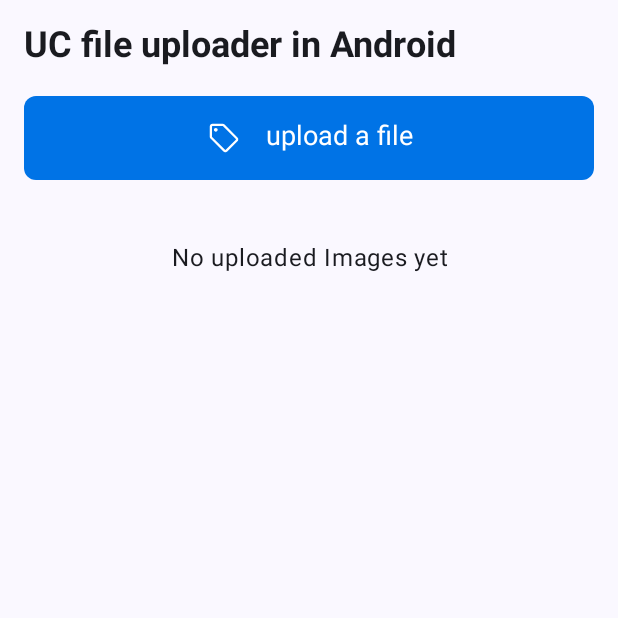
After one commit to massimo-syntax/ShoppingApp, an Android app built with Jetpack Compose: the UploadSinglePictureScreen screen opened through its navigation route, on a phone screen of 412 x 824 dp, the top half of it. The commit adds this screen. Run offline under Robolectric (Android 15) with nearby library versions, the phone set to English and light mode, and no system bars; our stand-ins replace Firebase (no records; nobody signed in at launch, a user with empty details on screens opened directly); libraries missing offline, so code that uses them is left out: com.uploadcare.android; pictures from the network do not load.

Commit message:
UPLOAD PICTURE !

```diff
--- a/app/build.gradle.kts
+++ b/app/build.gradle.kts
@@ -91,6 +91,8 @@ dependencies {
     // AsyncImage
     implementation("io.coil-kt:coil-compose:2.4.0")
 
+    implementation("com.uploadcare.android.library:uploadcare-android:4.3.1")
+
     // probably no need
     //implementation("io.coil-kt.coil3:coil-network-okhttp:4.12.0")
     //implementation("com.squareup.okhttp3:okhttp:4.12.0")
--- a/app/src/main/AndroidManifest.xml
+++ b/app/src/main/AndroidManifest.xml
@@ -3,6 +3,7 @@
     xmlns:tools="http://schemas.android.com/tools">
 
     <uses-permission android:name="android.permission.INTERNET" />
+
 
     <application
         android:allowBackup="true"
--- a/app/src/main/java/com/example/shoppingapp/Navigation.kt
+++ b/app/src/main/java/com/example/shoppingapp/Navigation.kt
@@ -2,6 +2,7 @@ package com.example.shoppingapp
 
 import androidx.compose.runtime.Composable
 import androidx.compose.ui.Modifier
+import androidx.navigation.NavController
 import androidx.navigation.compose.NavHost
 import androidx.navigation.compose.composable
 import androidx.navigation.compose.rememberNavController
@@ -9,6 +10,7 @@ import com.example.shoppingapp.screen.AuthScreen
 import com.example.shoppingapp.screen.LoginScreen
 import com.example.shoppingapp.screen.MainScreen
 import com.example.shoppingapp.screen.SignupScreen
+import com.example.shoppingapp.screen.UploadSinglePictureScreen
 import com.google.firebase.Firebase
 import com.google.firebase.auth.auth
 
@@ -21,6 +23,7 @@ fun Navigation(){
     val startDestination = if(login) Routes.main else Routes.auth
 
     val navController = rememberNavController()
+    Routes.navController = navController
 
     NavHost(navController = navController , startDestination = startDestination) {
 
@@ -36,13 +39,21 @@ fun Navigation(){
         composable(Routes.main) {
             MainScreen()
         }
+        composable(Routes.UploadSinglePicture) {
+            UploadSinglePictureScreen()
+        }
+
     }
 
 }
 
 object Routes{
+    lateinit var navController: NavController
     val auth = "AUTH"
     val login = "LOGIN"
     val signup = "SIGNUP"
     val main = "MAIN"
+    val UploadSinglePicture = "UPLOAD_SINGLE_PICTURE"
+    val UploadMultiplePictures = "UPLOAD_MULTIPLE_PICTURES"
+
 }
--- /dev/null
+++ b/app/src/main/java/com/example/shoppingapp/features/UIState.kt
@@ -0,0 +1,8 @@
+package com.example.shoppingapp.features
+
+data class UIState(
+    val isUploading: Boolean = false,
+    val images: MutableList<ImageResults> = ArrayList()
+)
+
+data class ImageResults(val uid: String, val imageUrl: String)
--- /dev/null
+++ b/app/src/main/java/com/example/shoppingapp/features/UIViewModel.kt
@@ -0,0 +1,75 @@
+package com.example.shoppingapp.features
+
+import android.content.Context
+import android.net.Uri
+import android.util.Log
+import androidx.lifecycle.ViewModel
+import com.uploadcare.android.library.api.UploadcareClient
+import com.uploadcare.android.library.api.UploadcareFile
+import com.uploadcare.android.library.callbacks.UploadFileCallback
+import com.uploadcare.android.library.exceptions.UploadcareApiException
+import com.uploadcare.android.library.upload.FileUploader
+import kotlinx.coroutines.flow.MutableStateFlow
+import kotlinx.coroutines.flow.StateFlow
+import kotlinx.coroutines.flow.asStateFlow
+import kotlinx.coroutines.flow.update
+
+
+class UIViewModel : ViewModel() {
+    private val _uiState = MutableStateFlow(UIState())
+
+    val uiState: StateFlow<UIState> = _uiState.asStateFlow()
+
+    private val client = UploadcareClient("16f1bb7a0b596194a8c2", "9fb54755b81cc97b3e45")
+
+    fun onEvent(event: UIEvent) {
+        when (event) {
+            is UIEvent.SingleImageChanged -> {
+                uploadSingleImage(event.context, event.uri)
+            }
+        }
+    }
+
+    private fun uploadSingleImage(context: Context, uri: Uri) {
+        _uiState.update { it.copy(isUploading = true) }
+        val images = _uiState.value.images
+
+        val uploader = FileUploader(client, uri, context).store(true)
+        uploader.uploadAsync(
+
+            object : UploadFileCallback {
+                override fun onFailure(e: UploadcareApiException) {
+
+                    Log.wtf("ERROR_UPLOAD", e.message.toString())
+                    Log.wtf("ERROR_UPLOAD", e.message.toString())
+                    Log.wtf("ERROR_UPLOAD", e.message.toString())
+                    Log.wtf("ERROR_UPLOAD", e.message.toString())
+                    Log.wtf("ERROR_UPLOAD", e.message.toString())
+                    Log.wtf("ERROR_UPLOAD", e.message.toString())
+                    Log.wtf("ERROR_UPLOAD", e.message.toString())
+                    Log.wtf("ERROR_UPLOAD", e.message.toString())
+                    Log.wtf("ERROR_UPLOAD", e.message.toString())
+                    Log.wtf("ERROR_UPLOAD", e.message.toString())
+
+
+                }
+
+                override fun onProgressUpdate(
+                    bytesWritten: Long,
+                    contentLength: Long,
+                    progress: Double
+                ) {}
+
+                override fun onSuccess(result: UploadcareFile) {
+                    val imageResult =
+                        ImageResults(
+                            uid = result.uuid,
+                            imageUrl = result.originalFileUrl.toString()
+                        )
+                    images.add(imageResult)
+                    _uiState.update { it.copy(isUploading = false, images = images) }
+                }
+            }
+        )
+    }
+}
--- a/app/src/main/java/com/example/shoppingapp/screen/MainScreen.kt
+++ b/app/src/main/java/com/example/shoppingapp/screen/MainScreen.kt
@@ -24,6 +24,7 @@ import androidx.compose.runtime.ReadOnlyComposable
 import androidx.compose.runtime.getValue
 import androidx.compose.runtime.mutableStateOf
 import androidx.compose.runtime.remember
+import androidx.compose.runtime.saveable.rememberSaveable
 import androidx.compose.runtime.setValue
 import androidx.compose.ui.Modifier
 import androidx.compose.ui.graphics.Color
@@ -49,7 +50,7 @@ private val MyRippleConfiguration =
 @Composable
 fun MainScreen(){
 
-    var selectedPage by remember { mutableStateOf(Pages.ONE) }
+    var selectedPage by rememberSaveable { mutableStateOf(Pages.ONE) }
 
     fun colorNavbarItem(page:Pages):Color{
         return if (selectedPage == page) Color.White
--- a/app/src/main/java/com/example/shoppingapp/screen/RemoteProductsScreen.kt
+++ b/app/src/main/java/com/example/shoppingapp/screen/RemoteProductsScreen.kt
@@ -22,6 +22,9 @@ import androidx.compose.foundation.layout.padding
 import androidx.compose.foundation.layout.size
 import androidx.compose.foundation.layout.width
 import androidx.compose.foundation.lazy.LazyColumn
+import androidx.compose.foundation.lazy.grid.GridCells
+import androidx.compose.foundation.lazy.grid.LazyVerticalGrid
+import androidx.compose.foundation.lazy.grid.items
 import androidx.compose.foundation.lazy.items
 import androidx.compose.foundation.shape.RoundedCornerShape
 import androidx.compose.material3.Card
@@ -148,7 +151,8 @@ fun RemoteProductsScreen(modifier: Modifier = Modifier, viewModel: RemoteProduct
 
         } else {
             // Display the list of credit cards
-            LazyColumn(
+            LazyVerticalGrid (
+                columns = GridCells.Fixed(2),
                 modifier = Modifier.fillMaxWidth().padding(horizontal = 16.dp),
             ) {
                 val filtered  = uiProducts.filter { it.title.lowercase().contains(searchQuery.value.lowercase()) }
--- /dev/null
+++ b/app/src/main/java/com/example/shoppingapp/screen/UploadSinglePictureScreen.kt
@@ -0,0 +1,170 @@
+package com.example.shoppingapp.screen
+
+import android.widget.Toast
+import androidx.activity.compose.rememberLauncherForActivityResult
+import androidx.activity.result.PickVisualMediaRequest
+import androidx.activity.result.contract.ActivityResultContracts
+import androidx.compose.foundation.Image
+import androidx.compose.foundation.layout.Arrangement
+import androidx.compose.foundation.layout.Column
+import androidx.compose.foundation.layout.PaddingValues
+import androidx.compose.foundation.layout.Row
+import androidx.compose.foundation.layout.Spacer
+import androidx.compose.foundation.layout.fillMaxSize
+import androidx.compose.foundation.layout.fillMaxWidth
+import androidx.compose.foundation.layout.height
+import androidx.compose.foundation.layout.padding
+import androidx.compose.foundation.layout.size
+import androidx.compose.foundation.layout.width
+import androidx.compose.foundation.lazy.grid.GridCells
+import androidx.compose.foundation.lazy.grid.LazyVerticalGrid
+import androidx.compose.foundation.shape.RoundedCornerShape
+import androidx.compose.material3.Button
+import androidx.compose.material3.ButtonDefaults
+import androidx.compose.material3.CircularProgressIndicator
+import androidx.compose.material3.Icon
+import androidx.compose.material3.Surface
+import androidx.compose.material3.Text
+import androidx.compose.runtime.Composable
+import androidx.compose.runtime.collectAsState
+import androidx.compose.runtime.getValue
+import androidx.compose.ui.Alignment
+import androidx.compose.ui.Modifier
+import androidx.compose.ui.graphics.Color
+import androidx.compose.ui.layout.ContentScale
+import androidx.compose.ui.platform.LocalContext
+import androidx.compose.ui.res.painterResource
+import androidx.compose.ui.text.TextStyle
+import androidx.compose.ui.text.font.FontWeight
+import androidx.compose.ui.text.style.TextAlign
+import androidx.compose.ui.unit.dp
+import androidx.compose.ui.unit.sp
+import androidx.lifecycle.viewmodel.compose.viewModel
+import coil.compose.rememberAsyncImagePainter
+import coil.request.ImageRequest
+import com.example.shoppingapp.R
+import com.example.shoppingapp.features.UIEvent
+import com.example.shoppingapp.features.UIViewModel
+
+
+@Composable
+fun UploadSinglePictureScreen(){
+
+    val ctx = LocalContext.current
+    fun toast(message:Any){
+        Toast.makeText(ctx,message.toString(),Toast.LENGTH_SHORT).show()
+    }
+
+    PhotoScreen()
+
+
+}
+
+@Composable
+fun PhotoScreen(viewModel: UIViewModel = viewModel()) {
+    // Collects and observes the UI state using the ViewModel
+    val uiState by viewModel.uiState.collectAsState()
+
+    val context = LocalContext.current // Retrieves the current context
+
+    // Remembers the launcher for picking a single image from media and handles its result
+    val singleImagePickerLauncher = rememberLauncherForActivityResult(
+        contract = ActivityResultContracts.PickVisualMedia(),
+        onResult = { uri ->
+            uri?.let { // Handles the selected image URI
+                UIEvent.SingleImageChanged(it, context) // Fires event for single image upload
+            }?.let { viewModel.onEvent(it) } // Passes the event to the ViewModel
+        }
+    )
+
+    Surface(modifier = Modifier.fillMaxSize()) {
+        Column(modifier = Modifier
+            .fillMaxSize()
+            .padding(16.dp)) {
+            // Displays a title for the file uploader
+            Text(
+                text = "UC file uploader in Android",
+                style = TextStyle(fontSize = 24.sp, fontWeight = FontWeight.Bold)
+            )
+
+            Spacer(modifier = Modifier.size(20.dp)) // Adds spacing between elements
+
+            // Button for picking a photo, handling upload state, and launching image picker
+            Button(
+                modifier = Modifier
+                    .fillMaxWidth()
+                    .height(56.dp),
+                shape = RoundedCornerShape(8.dp),
+                colors = ButtonDefaults.buttonColors(
+                    containerColor = Color(0xFF0073E6),
+                    contentColor = Color.White,
+                ),
+                onClick = {
+                    if (!uiState.isUploading) {
+                        singleImagePickerLauncher.launch(
+                            PickVisualMediaRequest(
+                                ActivityResultContracts.PickVisualMedia.ImageOnly
+                            )
+                        )
+                    }
+                }
+            ) {
+                // Displays appropriate content based on upload state
+                if (!uiState.isUploading) {
+                    Row {
+                        Icon(painter = painterResource(R.drawable.icon_sell), contentDescription = null)
+                        Spacer(modifier = Modifier.width(16.dp))
+                        Text(text = "upload a file", style = TextStyle(fontSize = 18.sp))
+                    }
+                } else {
+                    CircularProgressIndicator(
+                        color = Color.White,
+                    )
+                }
+            }
+
+            // Displays the uploaded images in a grid if available, or a message if none uploaded
+            if (uiState.images.isNotEmpty()) {
+                Toast.makeText(context, uiState.images[0].imageUrl, Toast.LENGTH_SHORT).show()
+
+                LazyVerticalGrid(
+                    columns = GridCells.Fixed(2),
+                    contentPadding = PaddingValues(8.dp),
+                ) {
+                    items(uiState.images.size) { index ->
+                        NetworkImage(imageUrl = uiState.images[index].imageUrl)
+                        Toast.makeText(context, uiState.images[index].imageUrl, Toast.LENGTH_SHORT).show()
+                    }
+                }
+            } else {
+                Spacer(modifier = Modifier.height(40.dp))
+                if (!uiState.isUploading) {
+                    Text(
+                        text = "No uploaded Images yet",
+                        modifier = Modifier.fillMaxWidth(),
+                        textAlign = TextAlign.Center
+                    )
+                }
+            }
+        }
+    }
+}
+
+// Composable function for displaying a network image fetched by URL
+@Composable
+fun NetworkImage(imageUrl: String) {
+    val imageModifier = Modifier
+        .padding(8.dp)
+        .size(150.dp)
+    Image(
+        painter = rememberAsyncImagePainter(
+            model = ImageRequest.Builder(LocalContext.current)
+                .data(imageUrl)
+                .crossfade(true)
+                .build(),
+        ),
+        contentDescription = "Network Image",
+        contentScale = ContentScale.Crop,
+        modifier = imageModifier
+    )
+}
--- a/app/src/main/res/values/strings.xml
+++ b/app/src/main/res/values/strings.xml
@@ -1,3 +1,8 @@
 <resources>
     <string name="app_name">ShoppingApp</string>
+
+    <!--Replace with your public/private keys to use UploadcareWidget. Private key is optional, required only if you use Rest API features.-->
+    <string name="uploadcare_public_key" translatable="false">16f1bb7a0b596194a8c2</string>
+    <string name="uploadcare_private_key" translatable="false">place_uploadcare_private_key_here</string>
+
 </resources>
```
Also changed, not shown: app/src/main/java/com/example/shoppingapp/features/UIEvent.kt (added, +8 -0 lines), app/src/main/java/com/example/shoppingapp/screen/UploadMultiplePicturesScreen.kt (added, +24 -0 lines), app/src/main/java/com/example/shoppingapp/screen/mainScreenPages/Profile.kt (+7 -2 lines).
